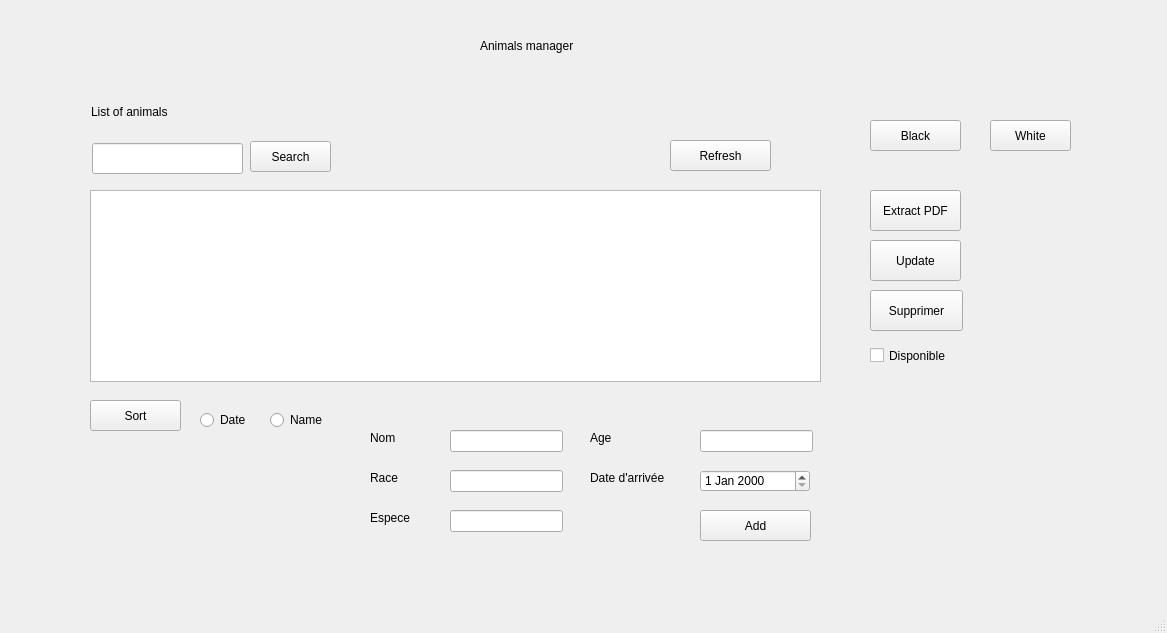
Old version of the form mainwindow.ui in the repository Seddiki101/PetHaven.
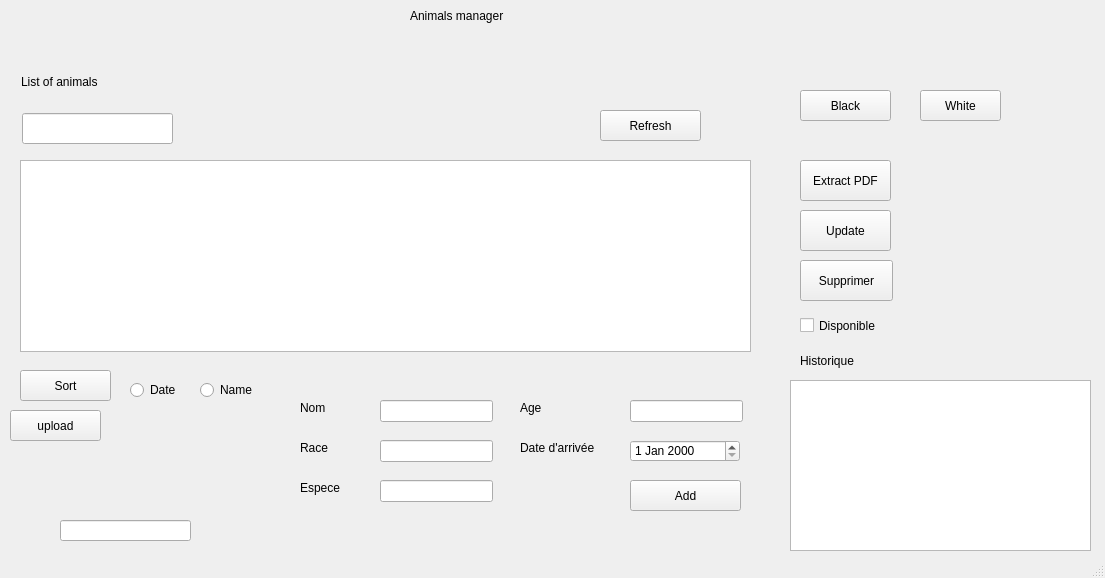
New version of the form.

Patch:
```diff
--- a/mainwindow.ui
+++ b/mainwindow.ui
@@ -6,8 +6,8 @@
    <rect>
     <x>0</x>
     <y>0</y>
-    <width>1167</width>
-    <height>633</height>
+    <width>1105</width>
+    <height>578</height>
    </rect>
   </property>
   <property name="windowTitle">
@@ -17,10 +17,10 @@
    <widget class="QStackedWidget" name="stackedWidget">
     <property name="geometry">
      <rect>
-      <x>70</x>
-      <y>30</y>
-      <width>1061</width>
-      <height>541</height>
+      <x>0</x>
+      <y>0</y>
+      <width>1101</width>
+      <height>571</height>
      </rect>
     </property>
     <property name="currentIndex">
@@ -137,19 +137,6 @@
        <string>Name</string>
       </property>
      </widget>
-     <widget class="QPushButton" name="btn_Search">
-      <property name="geometry">
-       <rect>
-        <x>180</x>
-        <y>111</y>
-        <width>81</width>
-        <height>31</height>
-       </rect>
-      </property>
-      <property name="text">
-       <string>Search</string>
-      </property>
-     </widget>
      <widget class="QTableView" name="tableView">
       <property name="geometry">
        <rect>
@@ -366,6 +353,67 @@
        <string>Black</string>
       </property>
      </widget>
+     <widget class="QLabel" name="label_historic">
+      <property name="geometry">
+       <rect>
+        <x>800</x>
+        <y>350</y>
+        <width>121</width>
+        <height>21</height>
+       </rect>
+      </property>
+      <property name="text">
+       <string>Historique</string>
+      </property>
+     </widget>
+     <widget class="QListWidget" name="list_historic">
+      <property name="geometry">
+       <rect>
+        <x>790</x>
+        <y>380</y>
+        <width>301</width>
+        <height>171</height>
+       </rect>
+      </property>
+     </widget>
+     <widget class="QPushButton" name="btn_Upload">
+      <property name="geometry">
+       <rect>
+        <x>10</x>
+        <y>410</y>
+        <width>91</width>
+        <height>31</height>
+       </rect>
+      </property>
+      <property name="minimumSize">
+       <size>
+        <width>91</width>
+        <height>31</height>
+       </size>
+      </property>
+      <property name="maximumSize">
+       <size>
+        <width>261</width>
+        <height>101</height>
+       </size>
+      </property>
+      <property name="text">
+       <string>upload</string>
+      </property>
+      <property name="checkable">
+       <bool>false</bool>
+      </property>
+     </widget>
+     <widget class="QLineEdit" name="le_Image">
+      <property name="geometry">
+       <rect>
+        <x>60</x>
+        <y>520</y>
+        <width>131</width>
+        <height>21</height>
+       </rect>
+      </property>
+     </widget>
     </widget>
     <widget class="QWidget" name="page_3">
      <widget class="QPushButton" name="pushButton_6">
```
